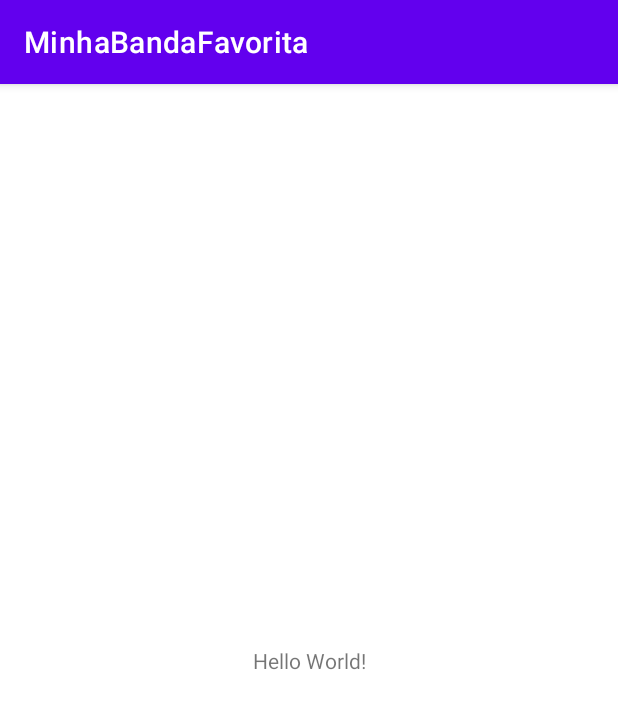
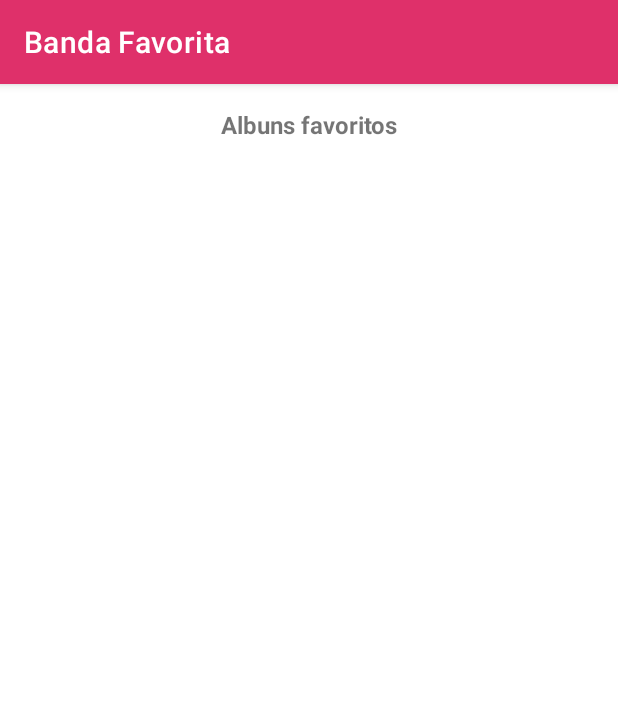
Before and after one commit to ProgramaCatalisa/AndroidCore, an Android app: the screen it shows after launch (MainActivity before the commit, HomeActivity after it), on a phone screen of 412 x 824 dp. Shown: the top 709 px of the screen. Run offline under Robolectric (Android 15) with nearby library versions, the phone set to English and light mode, and no system bars.

Commit message:
Projeto aula de revisão

```diff
--- a/MinhaBandaFavorita/app/build.gradle
+++ b/MinhaBandaFavorita/app/build.gradle
@@ -1,6 +1,7 @@
 plugins {
     id 'com.android.application'
     id 'org.jetbrains.kotlin.android'
+    id 'kotlin-parcelize'
 }
 
 android {
@@ -29,6 +30,9 @@ android {
     kotlinOptions {
         jvmTarget = '1.8'
     }
+    viewBinding{
+        enabled = true
+    }
 }
 
 dependencies {
--- a/MinhaBandaFavorita/app/src/main/AndroidManifest.xml
+++ b/MinhaBandaFavorita/app/src/main/AndroidManifest.xml
@@ -10,7 +10,7 @@
         android:supportsRtl="true"
         android:theme="@style/Theme.MinhaBandaFavorita">
         <activity
-            android:name=".MainActivity"
+            android:name=".home.HomeActivity"
             android:exported="true">
             <intent-filter>
                 <action android:name="android.intent.action.MAIN" />
--- /dev/null
+++ b/MinhaBandaFavorita/app/src/main/java/br/com/zup/minhabandafavorita/Contants.kt
@@ -0,0 +1,3 @@
+package br.com.zup.minhabandafavorita
+
+const val ALBUM_KEY = "Album"
--- a/MinhaBandaFavorita/app/src/main/java/br/com/zup/minhabandafavorita/MainActivity.kt
+++ b/MinhaBandaFavorita/app/src/main/java/br/com/zup/minhabandafavorita/home/HomeActivity.kt
@@ -1,11 +1,12 @@
-package br.com.zup.minhabandafavorita
+package br.com.zup.minhabandafavorita.home
 
 import androidx.appcompat.app.AppCompatActivity
 import android.os.Bundle
+import br.com.zup.minhabandafavorita.R
 
-class MainActivity : AppCompatActivity() {
+class HomeActivity : AppCompatActivity() {
     override fun onCreate(savedInstanceState: Bundle?) {
         super.onCreate(savedInstanceState)
-        setContentView(R.layout.activity_main)
+        setContentView(R.layout.activity_home)
     }
 }
--- /dev/null
+++ b/MinhaBandaFavorita/app/src/main/java/br/com/zup/minhabandafavorita/model/Album.kt
@@ -0,0 +1,13 @@
+package br.com.zup.minhabandafavorita.model
+
+import android.os.Parcelable
+import kotlinx.android.parcel.Parcelize
+
+@Parcelize
+class Album(
+    private var albumImage: Int,
+    private var albumName: String
+) : Parcelable {
+    fun getImage() = this.albumImage
+    fun getName() = this.albumName
+}
--- /dev/null
+++ b/MinhaBandaFavorita/app/src/main/res/layout/activity_home.xml
@@ -0,0 +1,23 @@
+<?xml version="1.0" encoding="utf-8"?>
+<androidx.constraintlayout.widget.ConstraintLayout xmlns:android="http://schemas.android.com/apk/res/android"
+    xmlns:app="http://schemas.android.com/apk/res-auto"
+    xmlns:tools="http://schemas.android.com/tools"
+    android:layout_width="match_parent"
+    android:layout_height="match_parent"
+    tools:context=".home.HomeActivity">
+
+    <TextView
+        android:layout_width="0dp"
+        android:layout_height="wrap_content"
+        android:layout_marginTop="@dimen/margin_16"
+        android:text="@string/home_album_favorito"
+        android:textAlignment="center"
+        android:textSize="@dimen/font_size_16"
+        android:layout_margin="@dimen/margin_16"
+        android:textStyle="bold"
+        app:layout_constraintEnd_toEndOf="parent"
+        app:layout_constraintStart_toStartOf="parent"
+        app:layout_constraintTop_toTopOf="parent"
+        android:gravity="center_horizontal" />
+
+</androidx.constraintlayout.widget.ConstraintLayout>
--- a/MinhaBandaFavorita/app/src/main/res/layout/activity_main.xml
+++ /dev/null
@@ -1,18 +0,0 @@
-<?xml version="1.0" encoding="utf-8"?>
-<androidx.constraintlayout.widget.ConstraintLayout xmlns:android="http://schemas.android.com/apk/res/android"
-    xmlns:app="http://schemas.android.com/apk/res-auto"
-    xmlns:tools="http://schemas.android.com/tools"
-    android:layout_width="match_parent"
-    android:layout_height="match_parent"
-    tools:context=".MainActivity">
-
-    <TextView
-        android:layout_width="wrap_content"
-        android:layout_height="wrap_content"
-        android:text="Hello World!"
-        app:layout_constraintBottom_toBottomOf="parent"
-        app:layout_constraintLeft_toLeftOf="parent"
-        app:layout_constraintRight_toRightOf="parent"
-        app:layout_constraintTop_toTopOf="parent" />
-
-</androidx.constraintlayout.widget.ConstraintLayout>
--- a/MinhaBandaFavorita/app/src/main/res/values/colors.xml
+++ b/MinhaBandaFavorita/app/src/main/res/values/colors.xml
@@ -7,4 +7,6 @@
     <color name="teal_700">#FF018786</color>
     <color name="black">#FF000000</color>
     <color name="white">#FFFFFFFF</color>
+    <color name="pink_700">#B0003A</color>
+    <color name="pink_500">#DF306A</color>
 </resources>
--- /dev/null
+++ b/MinhaBandaFavorita/app/src/main/res/values/dimens.xml
@@ -0,0 +1,5 @@
+<?xml version="1.0" encoding="utf-8"?>
+<resources>
+    <dimen name="font_size_16">16sp</dimen>
+    <dimen name="margin_16">16dp</dimen>
+</resources>
--- a/MinhaBandaFavorita/app/src/main/res/values/strings.xml
+++ b/MinhaBandaFavorita/app/src/main/res/values/strings.xml
@@ -1,3 +1,4 @@
 <resources>
-    <string name="app_name">MinhaBandaFavorita</string>
+    <string name="app_name">Banda Favorita</string>
+    <string name="home_album_favorito">Albuns favoritos</string>
 </resources>
--- a/MinhaBandaFavorita/app/src/main/res/values/themes.xml
+++ b/MinhaBandaFavorita/app/src/main/res/values/themes.xml
@@ -2,8 +2,8 @@
     <!-- Base application theme. -->
     <style name="Theme.MinhaBandaFavorita" parent="Theme.MaterialComponents.DayNight.DarkActionBar">
         <!-- Primary brand color. -->
-        <item name="colorPrimary">@color/purple_500</item>
-        <item name="colorPrimaryVariant">@color/purple_700</item>
+        <item name="colorPrimary">@color/pink_500</item>
+        <item name="colorPrimaryVariant">@color/pink_700</item>
         <item name="colorOnPrimary">@color/white</item>
         <!-- Secondary brand color. -->
         <item name="colorSecondary">@color/teal_200</item>
```
